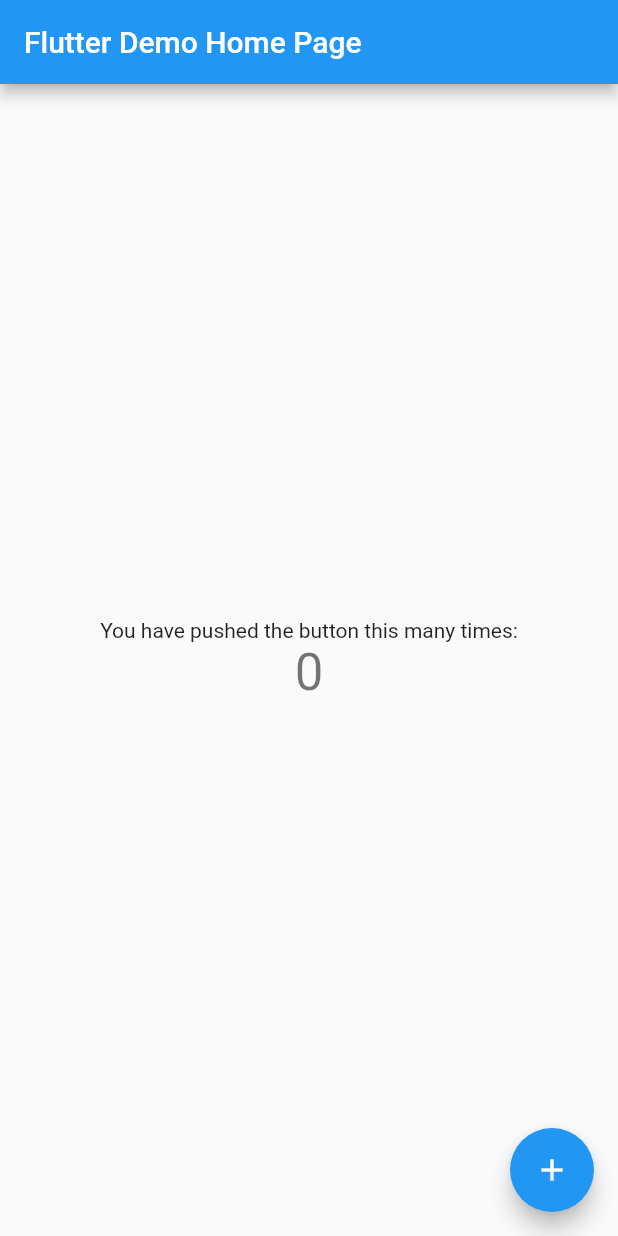
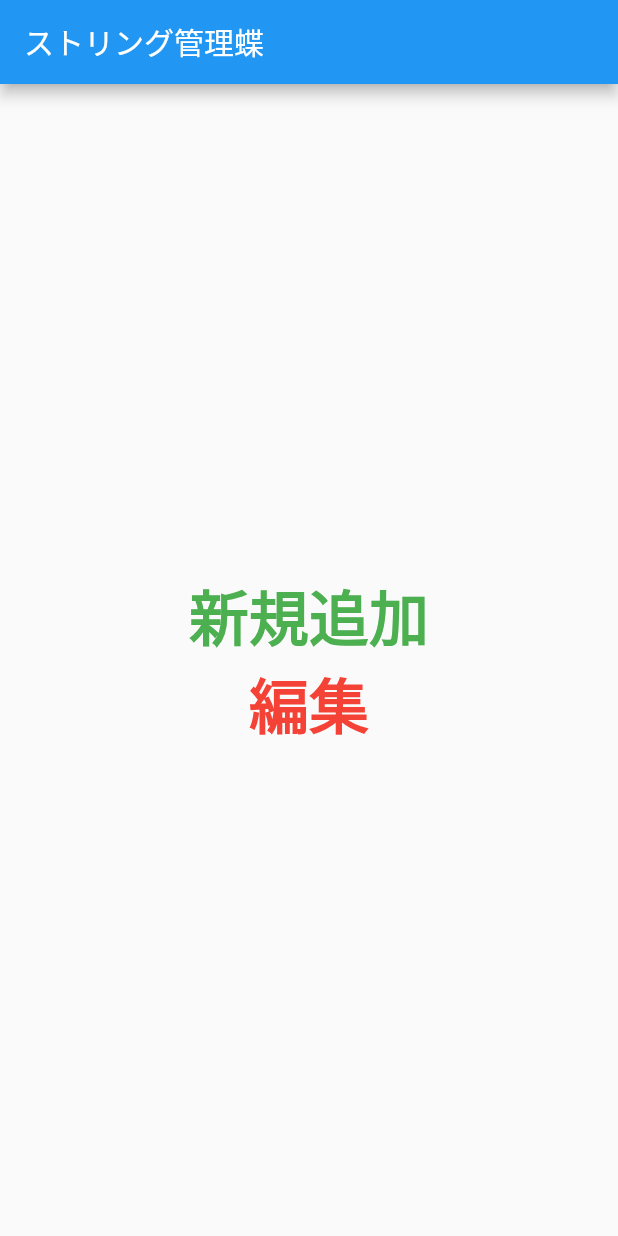
Before and after one commit to shusuke-463/string_diary, a Flutter app: the screen it shows after launch, on a phone screen of 412 x 824 dp. Run offline on Flutter 3.47's test engine with Material 2 defaults, Android fonts, the phone set to English and light mode, and no system bars.

Commit message:
トップ画面編集

```diff
--- a/lib/main.dart
+++ b/lib/main.dart
@@ -40,27 +40,38 @@ class _MyHomePageState extends State<MyHomePage> {
   Widget build(BuildContext context) {
     return Scaffold(
       appBar: AppBar(
-        title: Text(widget.title),
+        title: Text('ストリング管理蝶'),
       ),
-      body: Center(
+      body: Container(
+        width: double.infinity,
         child: Column(
           mainAxisAlignment: MainAxisAlignment.center,
           children: <Widget>[
-            Text(
-              'You have pushed the button this many times:',
-            ),
-            Text(
-              '$_counter',
-              style: Theme.of(context).textTheme.headline4,
-            ),
+            DefaultTextStyle(
+              style: TextStyle(
+                fontSize: 40,
+                color: Colors.green,
+                fontWeight: FontWeight.bold,
+              ),
+                child: Column(
+                  children: [
+                    Text(
+                      '新規追加',
+                    ),
+                    Text(
+                      '編集',
+                      style: TextStyle(
+                        color: Colors.red,
+                      ),
+                    ),
+                  ],
+                ),
+              ),
+
           ],
         ),
       ),
-      floatingActionButton: FloatingActionButton(
-        onPressed: _incrementCounter,
-        tooltip: 'Increment',
-        child: Icon(Icons.add),
-      ), // This trailing comma makes auto-formatting nicer for build methods.
+       // This trailing comma makes auto-formatting nicer for build methods.
     );
   }
 }
```
